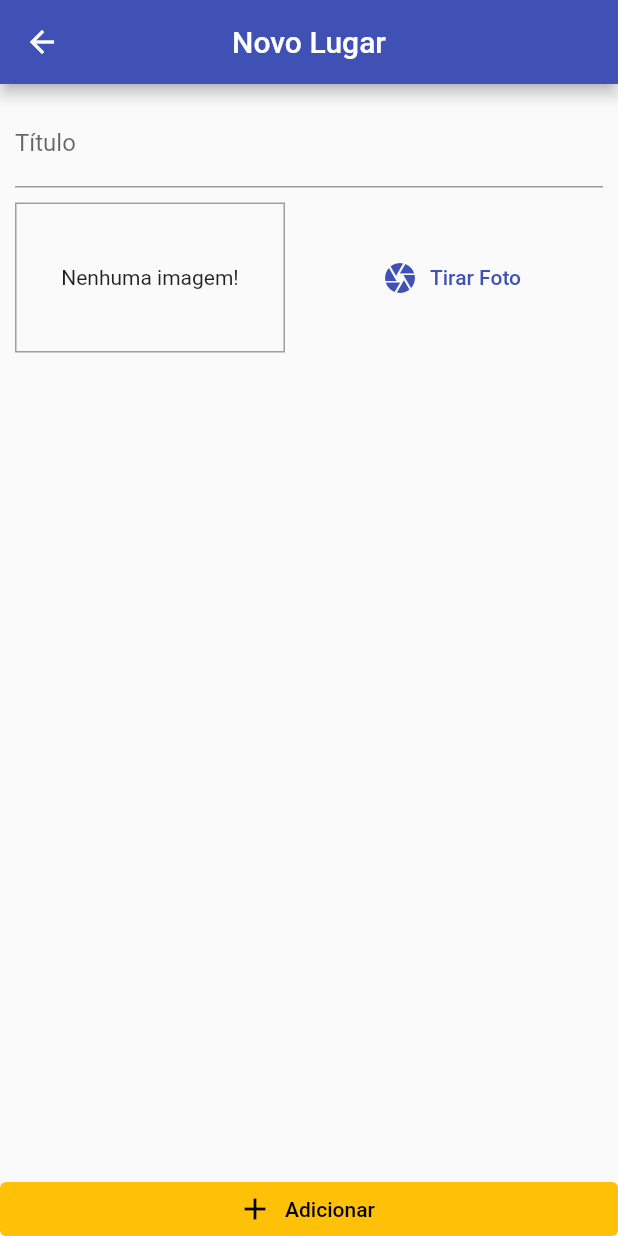
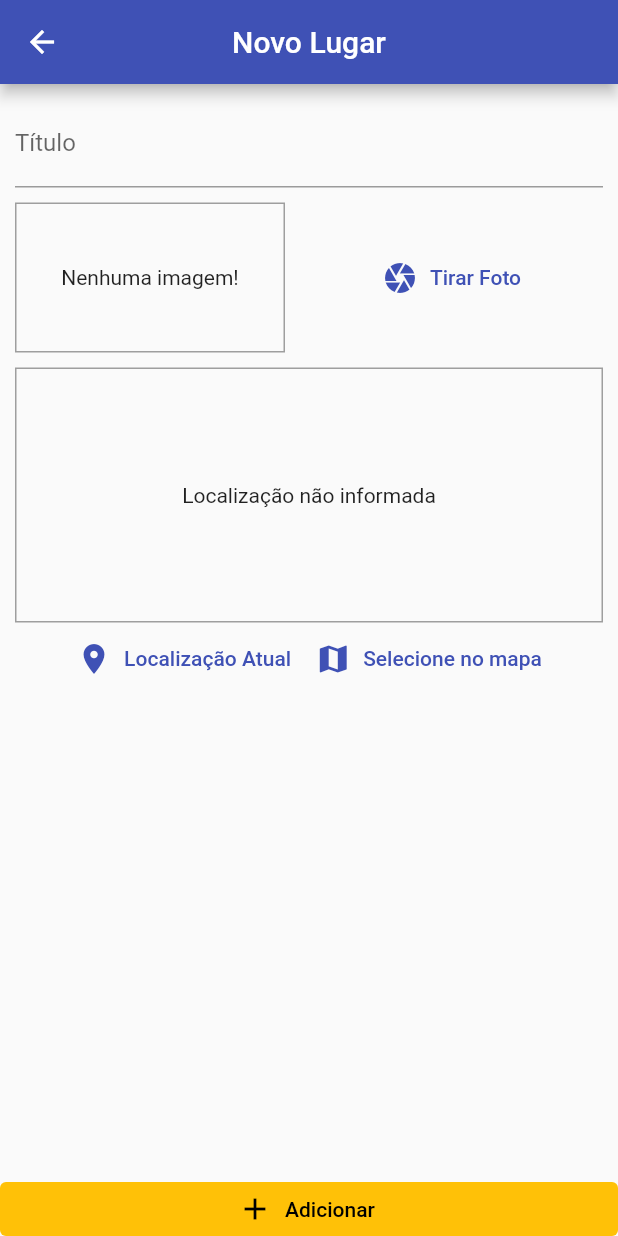
Before and after one commit to Henrique523/coder-flutter-udemy, a Flutter app: the screen it shows after launch, after a tap on the "add" icon, on a phone screen of 412 x 824 dp. Run offline on Flutter 3.47's test engine with Material 2 defaults, Android fonts, the phone set to English and light mode, and no system bars; our stand-ins replace form_field_validator, google_maps_flutter, image_picker, location, shared_preferences, sqflite; accounts and stored records are empty.

Commit message:
continua desenvolvimento do modulo de utilizacao de recursos do dispositivo com flutter

```diff
--- /dev/null
+++ b/great_places/lib/components/location_input.dart
@@ -0,0 +1,99 @@
+import 'package:flutter/material.dart';
+import 'package:great_places/pages/map_page.dart';
+import 'package:great_places/utils/util_location.dart';
+import 'package:location/location.dart';
+
+class LocationInput extends StatefulWidget {
+  const LocationInput({Key? key}) : super(key: key);
+
+  @override
+  _LocationInputState createState() => _LocationInputState();
+}
+
+class _LocationInputState extends State<LocationInput> {
+  String? _previewImageUrl;
+
+  Future<void> _getCurrentUserLocation() async {
+    final locData = await Location().getLocation();
+
+    final staticMapImageUrl = UtilLocation.generateLocationPreviewImage(
+      latitude: locData.latitude!,
+      longitude: locData.longitude!,
+    );
+
+    setState(() {
+      _previewImageUrl = staticMapImageUrl;
+    });
+  }
+
+  Future<void> _selectOnMap() async {
+    final selectedLocation = await Navigator.of(context).push(
+      MaterialPageRoute(
+        fullscreenDialog: true,
+        builder: (ctx) => MapPage(),
+      ),
+    );
+
+    if (selectedLocation == null) return;
+
+    // ...
+  }
+
+  @override
+  Widget build(BuildContext context) {
+    return Column(
+      children: [
+        Container(
+          height: 170,
+          width: double.infinity,
+          alignment: Alignment.center,
+          decoration: BoxDecoration(
+            border: Border.all(
+              width: 1,
+              color: Colors.grey,
+            ),
+          ),
+          child: _previewImageUrl == null
+              ? const Text('Localização não informada')
+              : Image.network(
+                  _previewImageUrl!,
+                  fit: BoxFit.cover,
+                ),
+        ),
+        Row(
+          mainAxisAlignment: MainAxisAlignment.center,
+          children: [
+            TextButton.icon(
+              onPressed: _getCurrentUserLocation,
+              icon: Icon(
+                Icons.location_on,
+                color: Theme.of(context).primaryColor,
+              ),
+              label: Text(
+                'Localização Atual',
+                style: TextStyle(
+                  color: Theme.of(context).primaryColor,
+                ),
+              ),
+            ),
+            TextButton.icon(
+              onPressed: _selectOnMap,
+              icon: Icon(
+                Icons.map,
+                color: Theme.of(context).primaryColor,
+              ),
+              label: Text(
+                'Selecione no mapa',
+                style: TextStyle(
+                  color: Theme.of(context).primaryColor,
+                ),
+              ),
+            ),
+          ],
+        )
+      ],
+    );
+  }
+}
+
+class LocationUtil {}
--- a/great_places/lib/models/place.dart
+++ b/great_places/lib/models/place.dart
@@ -5,18 +5,17 @@ class PlaceLocation {
   final double longitude;
   final String address;
 
-  PlaceLocation({
+  const PlaceLocation({
     required this.latitude,
     required this.longitude,
-    required this.address,
+    this.address = '',
   });
 }
-
 
 class Place {
   final String id;
   final String title;
-  final PlaceLocation? location;
+  final PlaceLocation location;
   final File image;
 
   Place({
--- a/great_places/lib/pages/place_form_page.dart
+++ b/great_places/lib/pages/place_form_page.dart
@@ -2,6 +2,7 @@ import 'dart:io';
 
 import 'package:flutter/material.dart';
 import 'package:great_places/components/image_input.dart';
+import 'package:great_places/components/location_input.dart';
 import 'package:great_places/providers/great_places.dart';
 import 'package:provider/provider.dart';
 
@@ -54,6 +55,8 @@ class _PlaceFormPageState extends State<PlaceFormPage> {
                   ),
                   const SizedBox(height: 10),
                   ImageInput(this._selectImage),
+                  const SizedBox(height: 10),
+                  LocationInput(),
                 ],
               ),
             ),
--- a/great_places/lib/pages/places_list_page.dart
+++ b/great_places/lib/pages/places_list_page.dart
@@ -19,7 +19,14 @@ class PlacesListPage extends StatelessWidget {
           ),
         ],
       ),
-      body: Consumer<GreatPlaces>(
+      body: FutureBuilder(
+        future: Provider.of<GreatPlaces>(
+          context,
+          listen: false,
+        ).loadPlaces(),
+        builder: (ctx, snapshot) => snapshot.connectionState == ConnectionState.waiting
+          ? Center(child: CircularProgressIndicator())
+          : Consumer<GreatPlaces>(
           child: Center(
             child: const Text('Nenhum local cadastrado!'),
           ),
@@ -29,10 +36,12 @@ class PlacesListPage extends StatelessWidget {
                   itemCount: greatPlaces.itemsCount,
                   itemBuilder: (ctx, index) => ListTile(
                     leading: CircleAvatar(
-                  backgroundImage: FileImage(greatPlaces.itemByIndex(index).image),
+                      backgroundImage:
+                          FileImage(greatPlaces.itemByIndex(index).image),
                     ),
                     title: Text(greatPlaces.itemByIndex(index).title),
-                onTap: () { },
+                    onTap: () {},
+                  ),
                 ),
         ),
       ),
--- a/great_places/lib/providers/great_places.dart
+++ b/great_places/lib/providers/great_places.dart
@@ -3,9 +3,28 @@ import 'dart:math';
 
 import 'package:flutter/material.dart';
 import 'package:great_places/models/place.dart';
+import 'package:great_places/utils/db_util.dart';
 
 class GreatPlaces with ChangeNotifier {
   List<Place> _items = [];
+
+  Future<void> loadPlaces() async {
+    final dataList = await DbUtil.getData('places');
+
+    _items = dataList
+        .map((item) => Place(
+              id: item['id'],
+              title: item['title'],
+              image: File(item['image']),
+              location: PlaceLocation(
+                latitude: 0.0,
+                longitude: 0.0,
+              ),
+            ))
+        .toList();
+
+    notifyListeners();
+  }
 
   List<Place> get items => [..._items];
   int get itemsCount => _items.length;
@@ -19,10 +38,18 @@ class GreatPlaces with ChangeNotifier {
       id: Random().nextDouble().toString(),
       image: image,
       title: title,
-      location: null,
+      location: PlaceLocation(
+        latitude: 0.0,
+        longitude: 0.0,
+      ),
     );
 
     _items.add(newPlace);
+    DbUtil.insert('places', {
+      'id': newPlace.id,
+      'title': newPlace.title,
+      'image': newPlace.image.path,
+    });
     notifyListeners();
   }
 }
--- /dev/null
+++ b/great_places/lib/utils/db_util.dart
@@ -0,0 +1,30 @@
+import 'package:sqflite/sqflite.dart' as sql;
+import 'package:path/path.dart' as path;
+
+class DbUtil {
+  static Future<sql.Database> database() async {
+    final dbPath = await sql.getDatabasesPath();
+    return sql.openDatabase(
+      path.join(dbPath, 'places.db'),
+      onCreate: (db, version) {
+        return db.execute(
+            'CREATE TABLE places (id TEXT PRIMARY KEY, title TEXT, image TEXT)');
+      },
+      version: 1,
+    );
+  }
+
+  static Future<void> insert(String table, Map<String, Object> data) async {
+    final db = await DbUtil.database();
+    await db.insert(
+      table,
+      data,
+      conflictAlgorithm: sql.ConflictAlgorithm.replace,
+    );
+  }
+
+  static Future<List<Map<String, dynamic>>> getData(String table) async {
+    final db = await DbUtil.database() ;
+    return db.query(table);
+  }
+}
--- /dev/null
+++ b/great_places/lib/utils/util_location.dart
@@ -0,0 +1,10 @@
+const GOOGLE_API_KEY = 'AIzaSyBRZTP5-yREatWZ-TuuipWEKmovBTg-8ek';
+
+class UtilLocation {
+  static String generateLocationPreviewImage({
+    required double latitude,
+    required double longitude,
+  }) {
+    return 'https://maps.googleapis.com/maps/api/staticmap?center=$latitude,$longitude&zoom=13&size=600x300&maptype=roadmap&markers=color:red%7Clabel:C%7C40.$latitude,$longitude&key=$GOOGLE_API_KEY';
+  }
+}
--- a/great_places/pubspec.yaml
+++ b/great_places/pubspec.yaml
@@ -27,6 +27,9 @@ dependencies:
   image_picker: ^0.8.4+1
   path_provider: ^2.0.3
   path: ^1.8.0
+  sqflite: ^2.0.0+4
+  location: ^4.3.0
+  google_maps_flutter: ^2.0.9
 
 
   # The following adds the Cupertino Icons font to your application.
```
Also changed, not shown: great_places/lib/pages/map_page.dart (added, +37 -0 lines), great_places/pubspec.lock, 5 other files. Lines whose indentation alone changed are shown as unchanged.
